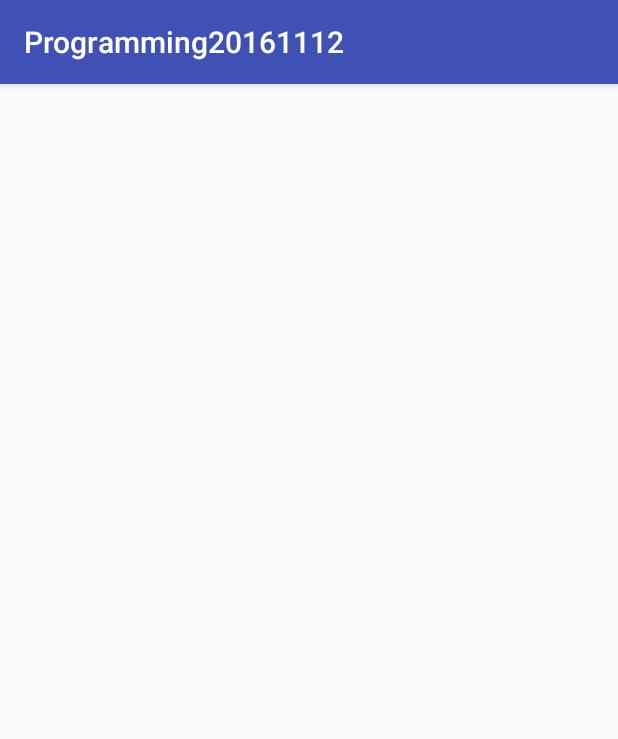
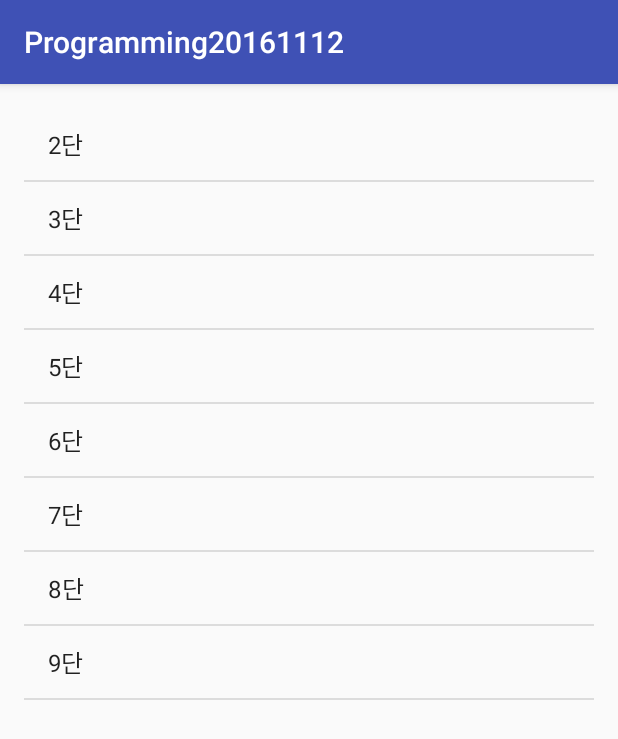
Before and after one commit to askdjango/programming-20161112, an Android app: the GugudanListActivity screen opened directly, with no data from a screen before it, on a phone screen of 412 x 824 dp. Shown: the top 739 px of the screen. Run offline under Robolectric (Android 15) with nearby library versions, the phone set to English and light mode, and no system bars.

Commit message:
string-array 를 통한 구구단 리스트뷰 등록

```diff
--- a/app/src/main/java/kr/festi/programming20161112/GugudanListActivity.java
+++ b/app/src/main/java/kr/festi/programming20161112/GugudanListActivity.java
@@ -2,6 +2,10 @@ package kr.festi.programming20161112;
 
 import android.support.v7.app.AppCompatActivity;
 import android.os.Bundle;
+import android.view.View;
+import android.widget.AdapterView;
+import android.widget.ListView;
+import android.widget.Toast;
 
 public class GugudanListActivity extends AppCompatActivity {
 
@@ -9,5 +13,14 @@ public class GugudanListActivity extends AppCompatActivity {
     protected void onCreate(Bundle savedInstanceState) {
         super.onCreate(savedInstanceState);
         setContentView(R.layout.activity_gugudan_list);
+
+        ListView listView = (ListView) findViewById(R.id.listView);
+        listView.setOnItemClickListener(new AdapterView.OnItemClickListener() {
+            @Override
+            public void onItemClick(AdapterView<?> adapterView, View view, int position, long id) {
+                String name = (String) adapterView.getAdapter().getItem(position);
+                Toast.makeText(view.getContext(), name, Toast.LENGTH_SHORT).show();
+            }
+        });
     }
 }
--- a/app/src/main/java/kr/festi/programming20161112/MainActivity.java
+++ b/app/src/main/java/kr/festi/programming20161112/MainActivity.java
@@ -21,6 +21,5 @@ public class MainActivity extends AppCompatActivity {
                 startActivity(intent);
             }
         });
-
     }
 }
--- a/app/src/main/res/layout/activity_gugudan_list.xml
+++ b/app/src/main/res/layout/activity_gugudan_list.xml
@@ -10,4 +10,10 @@
     android:paddingTop="@dimen/activity_vertical_margin"
     tools:context="kr.festi.programming20161112.GugudanListActivity">
 
+    <ListView
+        android:id="@+id/listView"
+        android:layout_width="match_parent"
+        android:layout_height="match_parent"
+        android:entries="@array/gugudan_list" />
+
 </RelativeLayout>
--- /dev/null
+++ b/app/src/main/res/values/arrays.xml
@@ -0,0 +1,13 @@
+<?xml version="1.0" encoding="utf-8"?>
+<resources>
+    <string-array name="gugudan_list">
+        <item>2단</item>
+        <item>3단</item>
+        <item>4단</item>
+        <item>5단</item>
+        <item>6단</item>
+        <item>7단</item>
+        <item>8단</item>
+        <item>9단</item>
+    </string-array>
+</resources>
```
